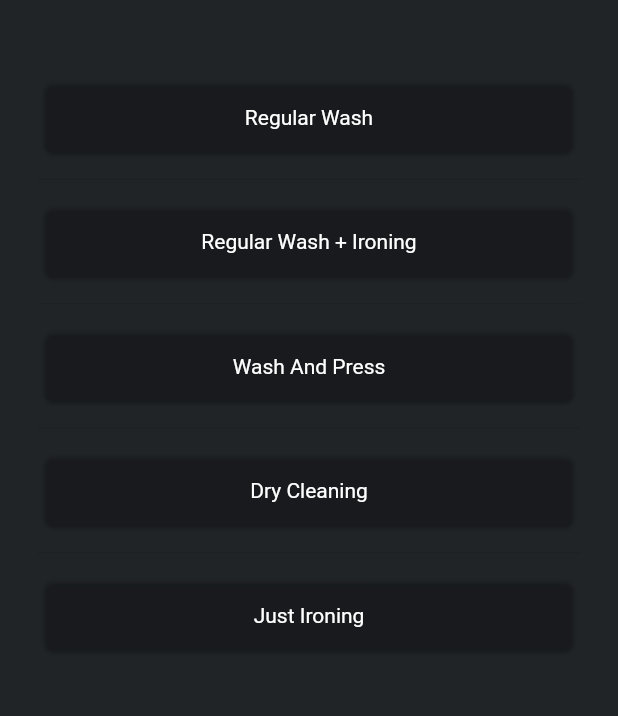
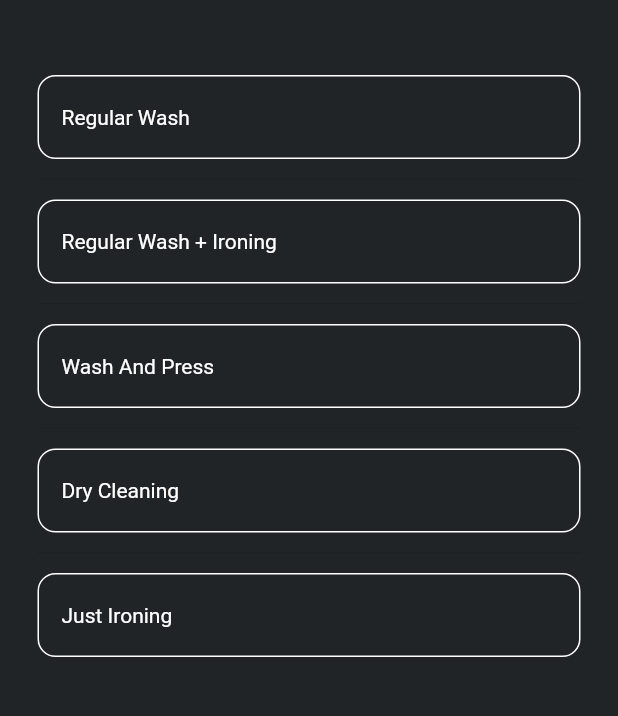
Before and after one commit to Abinwc/laundry_ui_flutter, a Flutter app: the screen it shows after launch, on a phone screen of 412 x 824 dp, the part 300-1016 px from its top. Run offline on Flutter 3.47's test engine with Material 2 defaults, Android fonts, the phone set to English and light mode, and no system bars; missing offline and left inert: multi_select_item.

Commit message:
made changes

```diff
--- a/lib/main.dart
+++ b/lib/main.dart
@@ -80,13 +80,19 @@ class _MyAppState extends State<MyApp> {
                     },
                     child: Container(
                         height: 56,
-                        child: Card(
+                        decoration: BoxDecoration(
                           color:
                               myBool[index] ? Colors.white : Colors.transparent,
-                          shape: RoundedRectangleBorder(
-                            borderRadius: BorderRadius.all(Radius.circular(7)),
+                          border: Border.all(
+                            color: Colors.white,
+                            width: 1,
                           ),
-                          child: Center(
+                          borderRadius: BorderRadius.circular(12),
+                        ),
+                        child: Padding(
+                          padding: const EdgeInsets.all(15.0),
+                          child: Align(
+                            alignment: Alignment.centerLeft,
                             child: Text(listPopularFootballClubs[index],
                                 style: TextStyle(
                                     color: myBool[index]
@@ -107,27 +113,3 @@ class _MyAppState extends State<MyApp> {
     );
   }
 }
-
-
-
-//  ListView.separated(
-//                 scrollDirection: Axis.vertical,
-//                 shrinkWrap: true,
-//                 padding: const EdgeInsets.all(8),
-//                 itemCount: entries.length,
-//                 itemBuilder: (BuildContext context, int index) {
-//                   return Container(
-//                     height: 50,
-//                     decoration: BoxDecoration(
-//                         border: Border.all(color: Colors.white),
-//                         borderRadius: BorderRadius.circular(10)),
-//                     child: Center(
-//                         child: Text(
-//                       'Entry ${entries[index]}',
-//                       style: TextStyle(color: Colors.white),
-//                     )),
-//                   );
-//                 },
-//                 separatorBuilder: (BuildContext context, int index) =>
-//                     const Divider(),
-//               ),
```
